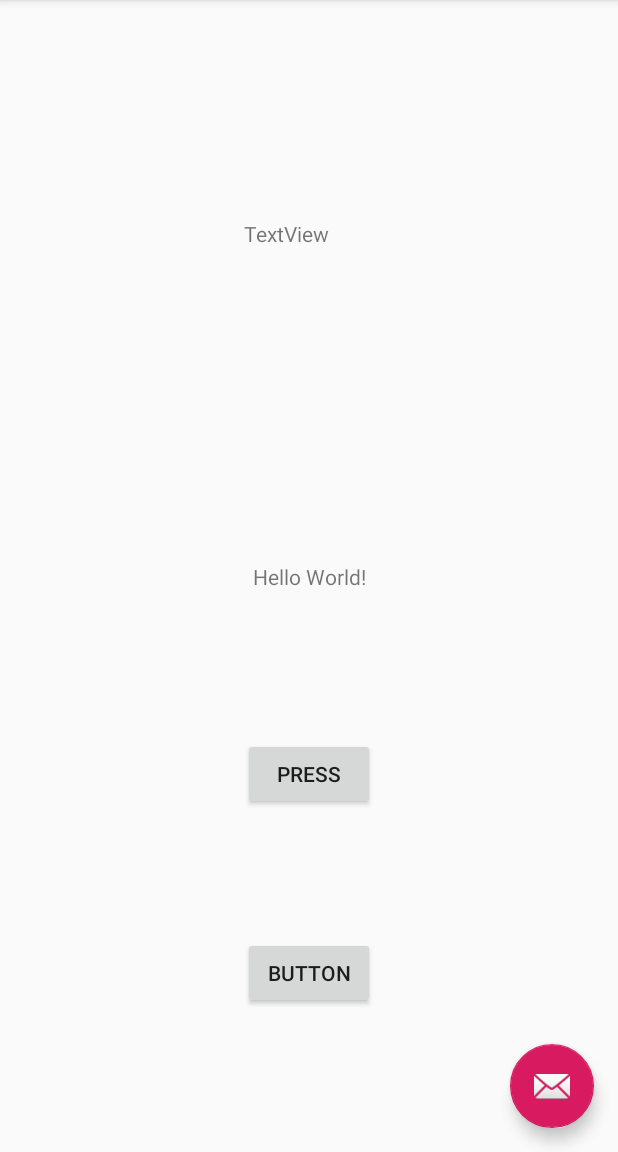
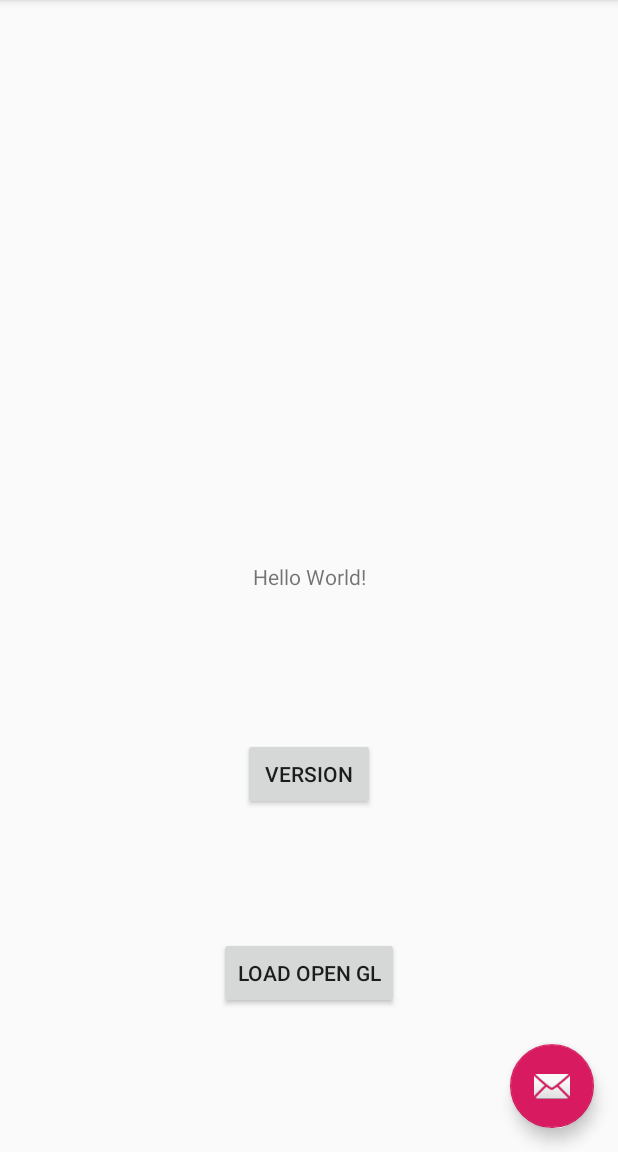
Before and after one commit to MaksimG69/testApp, an Android app: the screen it shows after launch (MainActivity), on a phone screen of 412 x 824 dp, the part 84-1236 px from its top. Run offline under Robolectric (Android 15) with nearby library versions, the phone set to English and light mode, and no system bars.

Commit message:
Last changes

```diff
--- a/app/src/main/java/com/example/a3dtestapplication/MainActivity.java
+++ b/app/src/main/java/com/example/a3dtestapplication/MainActivity.java
@@ -1,43 +1,58 @@
 package com.example.a3dtestapplication;
 
 import android.content.Intent;
+import android.content.res.Resources;
 import android.os.Bundle;
 
 import com.google.android.material.floatingactionbutton.FloatingActionButton;
 import com.google.android.material.snackbar.Snackbar;
 
+import androidx.annotation.NonNull;
 import androidx.appcompat.app.AppCompatActivity;
 import androidx.appcompat.widget.Toolbar;
 
+import android.os.Handler;
+import android.os.Message;
 import android.util.Log;
-import android.view.View;
 import android.view.Menu;
 import android.view.MenuItem;
 import android.widget.Button;
 import android.widget.TextView;
 
 public class MainActivity extends AppCompatActivity {
-	private TextView softwareVersion;
-	private String versionsNumber = "";
+	private TextView softwareVersionTextView;
+	private String versionsNumber = "Bla";
+	private Handler handler;
+	private Boolean hasChanged = false;
 	@Override
 	protected void onCreate(Bundle savedInstanceState) {
 		super.onCreate(savedInstanceState);
 		setContentView(R.layout.activity_main);
 		Toolbar toolbar = findViewById(R.id.toolbar);
 		setSupportActionBar(toolbar);
-
-		try {
-			String name = TSSMBTSensor.getInstance().getSoftwareVersion();
-			softwareVersion.setText(name);
-		} catch (Exception e){
-			Log.println(Log.ERROR, "Main", "Cant get software version" + e.toString());
-		}
-		softwareVersion = findViewById(R.id.SoftwareVersion);
-		Button button = findViewById(R.id.VersionShit);
-		button.setOnClickListener(new View.OnClickListener() {
-			@Override
-			public void onClick(View v) {
-				softwareVersion.setText(versionsNumber);
+		handler = new Handler(callback);
+//		try {
+//			String name = TSSMBTSensor.getInstance().getSoftwareVersion();
+//			softwareVersionTextView.setText(name);
+//		} catch (Exception e){
+//			Log.println(Log.ERROR, "Main", "Cant get software version" + e.toString());
+//
+//		}
+		softwareVersionTextView = findViewById(R.id.SoftwareVersion);
+		Button SWVersionButton = findViewById(R.id.VersionShit);
+		String nameForVersionButton = "Version";
+		SWVersionButton.setText(nameForVersionButton);
+		SWVersionButton.setOnClickListener(v -> {
+			try {
+				hasChanged = true;
+				versionsNumber = TSSMBTSensor.getInstance().getSoftwareVersion();
+				handler.sendEmptyMessage(0);
+				System.out.println("versionsNumber");
+				Log.println(Log.DEBUG, "Main", "Versions number is : " + versionsNumber);
+			} catch (Exception e){
+				Log.println(Log.ERROR, "Main", "Cant get software version" + e.toString());
+				Snackbar.make(v, "Cant set number, maybe not connected", Snackbar.LENGTH_LONG)
+						.setAction("Action", null).show();
 			}
 		});
 		FloatingActionButton fab = findViewById(R.id.fab);
@@ -48,6 +63,7 @@ public class MainActivity extends AppCompatActivity {
 					Snackbar.make(view, "is connected", Snackbar.LENGTH_LONG)
 							.setAction("Action", null).show();
 					versionsNumber = TSSMBTSensor.getInstance().getSoftwareVersion();
+					Log.println(Log.DEBUG, "Main second Version", "Version is: " + versionsNumber);
 				}
 			} catch (Exception e) {
 				Log.println(Log.DEBUG, "Main","Cant find device\n" + e.toString());
@@ -57,13 +73,11 @@ public class MainActivity extends AppCompatActivity {
 
 		});
 
-		Button button1 = findViewById(R.id.toOpenGLActivity);
-		button1.setOnClickListener(new View.OnClickListener() {
-			@Override
-			public void onClick(View v) {
-				openActivity();
-			}
-		});
+		Button startOpenGLButton = findViewById(R.id.toOpenGLActivity);
+		String startOpenGLActivity = "Load Open GL";
+		startOpenGLButton.setText(startOpenGLActivity);
+		startOpenGLButton.setOnClickListener(v -> openActivity());
+
 	}
 	private void openActivity(){
 		Intent intent = new Intent(this, OpenGL3DTestActivity.class);
@@ -92,5 +106,20 @@ public class MainActivity extends AppCompatActivity {
 		return super.onOptionsItemSelected(item);
 	}
 
+	private void updateTextView(final String text){
+		MainActivity.this.runOnUiThread(() -> {
+			softwareVersionTextView = findViewById(R.id.SoftwareVersion);
+			this.softwareVersionTextView.setText("text");
+			this.softwareVersionTextView.invalidate();
+		});
+	}
 
+	Handler.Callback callback = new Handler.Callback() {
+		@Override
+		public boolean handleMessage(@NonNull Message msg) {
+			if(msg.what == 0)
+				softwareVersionTextView.setText(versionsNumber);
+			return true;
+		}
+	};
 }
--- a/app/src/main/java/com/example/a3dtestapplication/OpenGLMesh.java
+++ b/app/src/main/java/com/example/a3dtestapplication/OpenGLMesh.java
@@ -128,7 +128,8 @@ public class OpenGLMesh {
 		indicesBuffer.position(0);
 		numOfIndices = indices.length;
 	}
-	// Dont understand this function..
+	// TODO Refactor
+	// Not used yet
 	void setColor(float[] ambient, float[] diffuse, float[] specular, float shininess) {
 		// Setting the flat color.
 		ambient_color[0] = ambient[0]; ambient_color[1] = ambient[1]; ambient_color[2] = ambient[2]; ambient_color[3] = ambient[3];
--- a/app/src/main/res/layout/content_main.xml
+++ b/app/src/main/res/layout/content_main.xml
@@ -24,7 +24,6 @@
         android:layout_height="0dp"
         android:layout_marginTop="146dp"
         android:layout_marginBottom="350dp"
-        android:text="TextView"
         app:layout_constraintBottom_toTopOf="@+id/toOpenGLActivity"
         app:layout_constraintEnd_toEndOf="parent"
         app:layout_constraintHorizontal_bias="0.5"
@@ -35,7 +34,6 @@
         android:id="@+id/VersionShit"
         android:layout_width="wrap_content"
         android:layout_height="wrap_content"
-        android:text="Press"
         app:layout_constraintBottom_toBottomOf="parent"
         app:layout_constraintEnd_toEndOf="parent"
         app:layout_constraintHorizontal_bias="0.501"
--- a/build.gradle
+++ b/build.gradle
@@ -7,7 +7,7 @@ buildscript {
 
     }
     dependencies {
-        classpath 'com.android.tools.build:gradle:3.6.2'
+        classpath 'com.android.tools.build:gradle:4.0.1'
 
         // NOTE: Do not place your application dependencies here; they belong
         // in the individual module build.gradle files
```
Also changed, not shown: gradle/wrapper/gradle-wrapper.properties.
